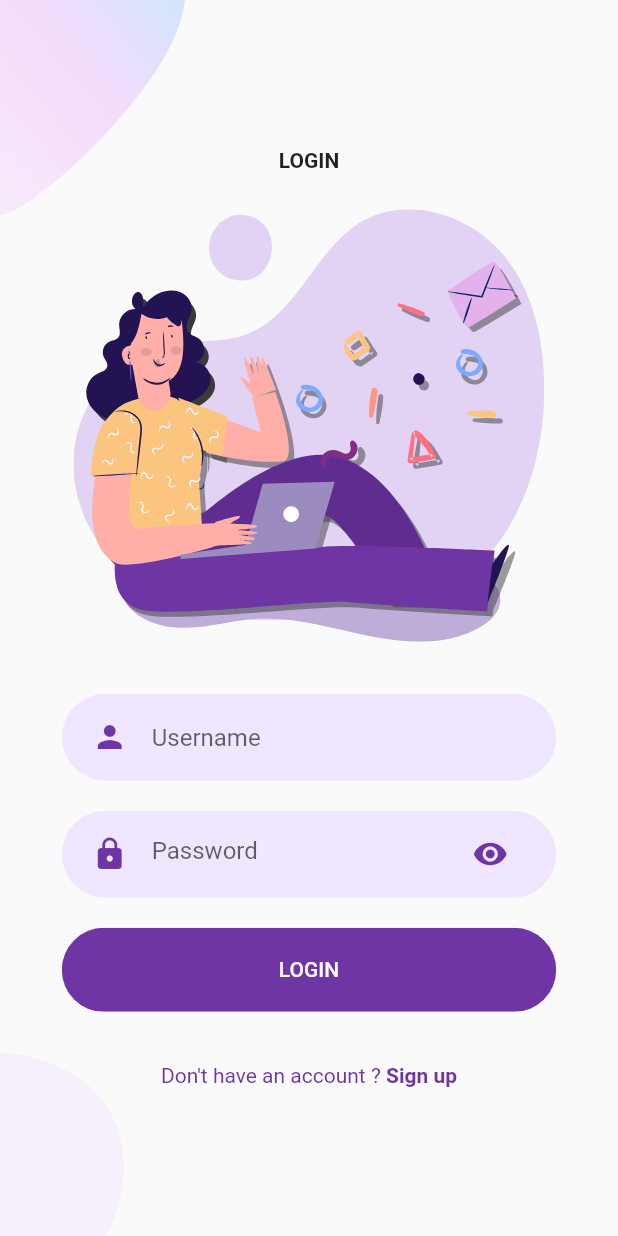
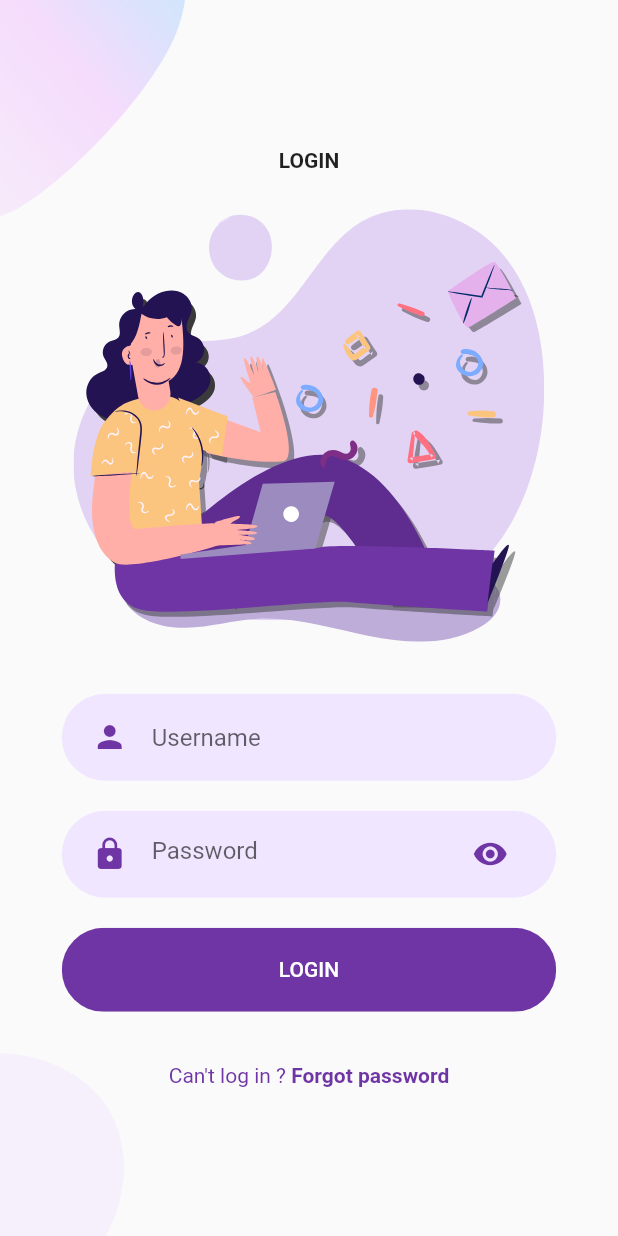
Before and after one commit to duyphamvu47/AdvanceMobile-LetTutor, a Flutter app: the LoginScreen screen opened directly, on a phone screen of 412 x 824 dp. Run offline on Flutter 3.47's test engine with Material 2 defaults, Android fonts, the phone set to English and light mode, and no system bars; our stand-ins replace flutter_svg; network calls fail; Roboto replaces fonts that are missing (WorkSans).

Commit message:
forgot_password screen

```diff
--- /dev/null
+++ b/lib/Screens/ForgotPassword/components/body.dart
@@ -0,0 +1,54 @@
+import 'package:flutter/material.dart';
+import 'package:flutter_svg/svg.dart';
+
+import '../../../components/rounded_button.dart';
+import '../../Login/components/background.dart';
+import '../../Login/components/rounded_input_field.dart';
+import '../../Login/components/rounded_password_field.dart';
+
+class Body extends StatelessWidget {
+  const Body({
+    Key? key,
+  }) : super(key: key);
+
+  @override
+  Widget build(BuildContext context) {
+    Size size = MediaQuery.of(context).size;
+    return Background(
+      child: SingleChildScrollView(
+        child: Column(
+          mainAxisAlignment: MainAxisAlignment.center,
+          children: <Widget>[
+            Text(
+              "FORGOT PASSWORD",
+              style: TextStyle(fontWeight: FontWeight.bold),
+            ),
+            SizedBox(height: size.height * 0.03,),
+            SvgPicture.asset("assets/icons/login.svg",
+                height: size.height * 0.35
+            ),
+            SizedBox(height: size.height * 0.03,),
+            RoundedInputField(
+              hint: "Your email",
+              onChanged: (value){},
+            ),
+            RoundedButton(
+                text: "Reset password",
+                press: (){
+                  // Navigator.push(
+                  //   context,
+                  //   MaterialPageRoute(
+                  //     builder: (context) {
+                  //       return RootApp();
+                  //     },
+                  //   ),
+                  // );
+                }
+            ),
+            SizedBox(height: size.height * 0.03,),
+          ],
+        ),
+      ),
+    );
+  }
+}
--- a/lib/Screens/Login/components/body.dart
+++ b/lib/Screens/Login/components/body.dart
@@ -1,11 +1,14 @@
 import 'package:flutter/material.dart';
 import 'package:flutter_svg/flutter_svg.dart';
+import 'package:lettutor/Screens/Login/components/forgot_password_title.dart';
 import 'package:lettutor/Screens/Login/components/rounded_input_field.dart';
 import 'package:lettutor/Screens/Login/components/rounded_password_field.dart';
 import 'package:lettutor/Screens/Signup/sign_up_screen.dart';
+import 'package:lettutor/components/bottom_navigation.dart';
 import 'package:lettutor/components/rounded_button.dart';
 import 'package:lettutor/constant.dart';
 
+import '../../ForgotPassword/forgot_password.dart';
 import '../../Welcome/components/background.dart';
 import 'already_have_an_account_check.dart';
 
@@ -41,21 +44,29 @@ class Body extends StatelessWidget {
             ),
             RoundedButton(
                 text: "LOGIN",
-                press: (){}
-            ),
-            SizedBox(height: size.height * 0.03,),
-            AlreadyHaveAccountCheck(
-              login: true,
-              press: () {
+                press: (){
                   Navigator.push(
                     context,
                     MaterialPageRoute(
                       builder: (context) {
-                      return SingUpScreen();
+                        return RootApp();
                       },
                     ),
                   );
+                }
+            ),
+            SizedBox(height: size.height * 0.03,),
+            ForgotPasswordTitle(
+                press: (){
+                  Navigator.push(
+                    context,
+                    MaterialPageRoute(
+                      builder: (context) {
+                        return ForgotPassword();
                       },
+                    ),
+                  );
+                }
             ),
           ],
         ),
--- /dev/null
+++ b/lib/Screens/Login/components/forgot_password_title.dart
@@ -0,0 +1,34 @@
+import 'package:flutter/material.dart';
+
+import '../../../constant.dart';
+
+class ForgotPasswordTitle extends StatelessWidget {
+  final VoidCallback  press;
+  const ForgotPasswordTitle({
+    Key? key,
+    required this.press,
+  }) : super(key: key);
+
+  @override
+  Widget build(BuildContext context) {
+    return Row(
+      mainAxisAlignment: MainAxisAlignment.center,
+      children: <Widget>[
+        Text(
+          "Can't log in ? ",
+          style: TextStyle(color: kPrimaryColor),
+        ),
+        GestureDetector(
+          onTap: press,
+          child: Text(
+            "Forgot password",
+            style: TextStyle(
+              color: kPrimaryColor,
+              fontWeight: FontWeight.bold,
+            ),
+          ),
+        )
+      ],
+    );
+  }
+}
```
Also changed, not shown: lib/Screens/Account/components/body.dart (+9 -1 lines), lib/Screens/ForgotPassword/forgot_password.dart (added, +12 -0 lines), lib/components/instruction_text.dart (added, +40 -0 lines). Lines whose indentation alone changed are shown as unchanged.
